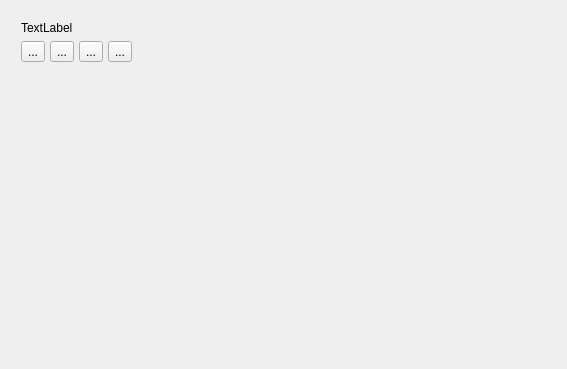
First picture: the form in ui/identifyplusresultsbase_new.ui, repository nextgis/qgis_identifyplus, before the edit.
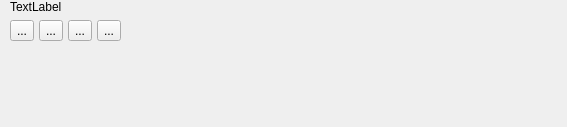
Second picture: the form after the edit. Icons and pictures are not drawn.

What changed in the file:
```diff
--- a/ui/identifyplusresultsbase_new.ui
+++ b/ui/identifyplusresultsbase_new.ui
@@ -7,18 +7,36 @@
     <x>0</x>
     <y>0</y>
     <width>567</width>
-    <height>369</height>
+    <height>127</height>
    </rect>
   </property>
+  <property name="sizePolicy">
+   <sizepolicy hsizetype="Preferred" vsizetype="Preferred">
+    <horstretch>0</horstretch>
+    <verstretch>0</verstretch>
+   </sizepolicy>
+  </property>
   <property name="windowTitle">
    <string>Form</string>
   </property>
   <layout class="QVBoxLayout" name="verticalLayout">
+   <property name="margin">
+    <number>0</number>
+   </property>
    <item>
     <layout class="QVBoxLayout" name="verticalLayout_4">
-     <property name="margin">
+     <property name="leftMargin">
       <number>10</number>
      </property>
+     <property name="topMargin">
+      <number>0</number>
+     </property>
+     <property name="rightMargin">
+      <number>10</number>
+     </property>
+     <property name="bottomMargin">
+      <number>0</number>
+     </property>
      <item>
       <widget class="QLabel" name="lblFeatures">
        <property name="text">
@@ -112,7 +130,14 @@
        <verstretch>0</verstretch>
       </sizepolicy>
      </property>
-     <layout class="QVBoxLayout" name="loObjectContainer"/>
+     <layout class="QVBoxLayout" name="loObjectContainer">
+      <property name="spacing">
+       <number>0</number>
+      </property>
+      <property name="margin">
+       <number>0</number>
+      </property>
+     </layout>
     </widget>
    </item>
   </layout>
```
Left out of the diff: 10 changed lines with no effect on the pictures.
